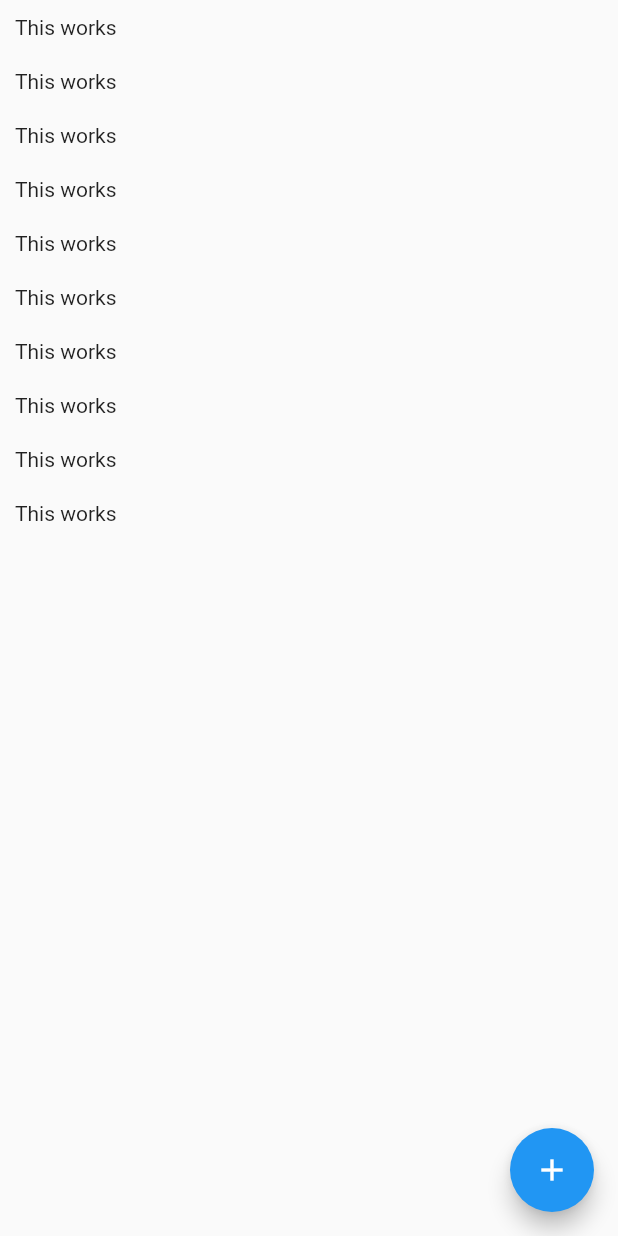
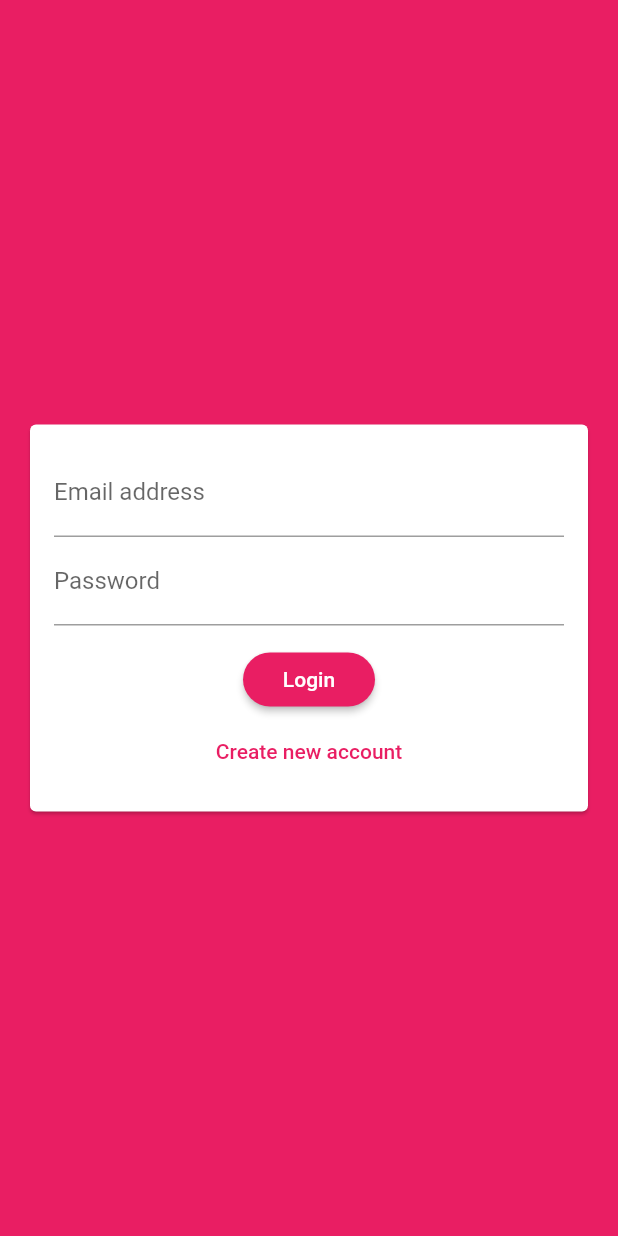
Before and after one commit to farvic/chat_app, a Flutter app: the screen it shows after launch, on a phone screen of 412 x 824 dp. Run offline on Flutter 3.47's test engine with Material 2 defaults, Android fonts, the phone set to English and light mode, and no system bars; our stand-ins replace cloud_firestore, firebase_auth, firebase_messaging, firebase_storage, image_picker; accounts and stored records are empty.

Commit message:
Registering and sending messages is now working.

```diff
--- a/lib/main.dart
+++ b/lib/main.dart
@@ -1,5 +1,7 @@
 import 'package:flutter/material.dart';
+import 'package:firebase_auth/firebase_auth.dart';
 
+import './screens/auth_screen.dart';
 import './screens/chat_screen.dart';
 
 void main() {
@@ -13,10 +15,28 @@ class MyApp extends StatelessWidget {
     return MaterialApp(
       title: 'Flutter Chat',
       theme: ThemeData(
-        primarySwatch: Colors.blue,
+        primarySwatch: Colors.pink,
+        backgroundColor: Colors.pink,
+        accentColor: Colors.deepPurple,
+        accentColorBrightness: Brightness.dark,
+        buttonTheme: ButtonTheme.of(context).copyWith(
+          buttonColor: Colors.pink,
+          textTheme: ButtonTextTheme.primary,
+          shape: RoundedRectangleBorder(
+            borderRadius: BorderRadius.circular(20),
+          )
+        ),
         visualDensity: VisualDensity.adaptivePlatformDensity,
       ),
-      home: ChatScreen(),
+      home: StreamBuilder(
+        stream: FirebaseAuth.instance.onAuthStateChanged,
+        builder: (ctx, userSnapshot) {
+          if (userSnapshot.hasData) {
+            return ChatScreen();
+          }
+          return AuthScreen();
+        },
+      ),
     );
   }
 }
--- a/lib/screens/auth_screen.dart
+++ b/lib/screens/auth_screen.dart
@@ -0,0 +1,97 @@
+import 'dart:io';
+
+import 'package:flutter/material.dart';
+import 'package:firebase_auth/firebase_auth.dart';
+import 'package:flutter/services.dart';
+import 'package:cloud_firestore/cloud_firestore.dart';
+import 'package:firebase_storage/firebase_storage.dart';
+
+import '../widgets/auth/auth_form.dart';
+
+class AuthScreen extends StatefulWidget {
+  @override
+  _AuthScreenState createState() => _AuthScreenState();
+}
+
+class _AuthScreenState extends State<AuthScreen> {
+  final _auth = FirebaseAuth.instance;
+  var _isLoading = false;
+
+  void _submitAuthForm(
+    String email,
+    String password,
+    String username,
+    File image,
+    bool isLogin,
+    BuildContext ctx,
+  ) async {
+    AuthResult authResult;
+
+    try {
+      setState(() {
+        _isLoading = true;
+      });
+      if (isLogin) {
+        authResult = await _auth.signInWithEmailAndPassword(
+          email: email,
+          password: password,
+        );
+      } else {
+        authResult = await _auth.createUserWithEmailAndPassword(
+          email: email,
+          password: password,
+        );
+
+        final ref = FirebaseStorage.instance
+            .ref()
+            .child('user_image')
+            .child(authResult.user.uid + '.jpg');
+
+        await ref.putFile(image).onComplete;
+
+        final url = await ref.getDownloadURL();
+
+        await Firestore.instance
+            .collection('users')
+            .document(authResult.user.uid)
+            .setData({
+          'username': username,
+          'email': email,
+          'image_url': url,
+        });
+      }
+    } on PlatformException catch (err) {
+      var message = 'An error occurred, pelase check your credentials!';
+
+      if (err.message != null) {
+        message = err.message;
+      }
+
+      Scaffold.of(ctx).showSnackBar(
+        SnackBar(
+          content: Text(message),
+          backgroundColor: Theme.of(ctx).errorColor,
+        ),
+      );
+      setState(() {
+        _isLoading = false;
+      });
+    } catch (err) {
+      print(err);
+      setState(() {
+        _isLoading = false;
+      });
+    }
+  }
+
+  @override
+  Widget build(BuildContext context) {
+    return Scaffold(
+      backgroundColor: Theme.of(context).primaryColor,
+      body: AuthForm(
+        _submitAuthForm,
+        _isLoading,
+      ),
+    );
+  }
+}
--- /dev/null
+++ b/lib/widgets/auth/auth_form.dart
@@ -0,0 +1,157 @@
+import 'dart:io';
+
+import 'package:flutter/material.dart';
+
+import '../pickers/user_image_picker.dart';
+
+class AuthForm extends StatefulWidget {
+  AuthForm(
+    this.submitFn,
+    this.isLoading,
+  );
+
+  final bool isLoading;
+  final void Function(
+    String email,
+    String password,
+    String userName,
+    File image,
+    bool isLogin,
+    BuildContext ctx,
+  ) submitFn;
+
+  @override
+  _AuthFormState createState() => _AuthFormState();
+}
+
+class _AuthFormState extends State<AuthForm> {
+  final _formKey = GlobalKey<FormState>();
+  var _isLogin = true;
+  var _userEmail = '';
+  var _userName = '';
+  var _userPassword = '';
+  File _userImageFile;
+
+  void _pickedImage(File image) {
+    _userImageFile = image;
+  }
+
+  void _trySubmit() {
+    final isValid = _formKey.currentState.validate();
+    FocusScope.of(context).unfocus();
+
+    if (_userImageFile == null && !_isLogin) {
+      Scaffold.of(context).showSnackBar(
+        SnackBar(
+          content: Text('Please pick an image.'),
+          backgroundColor: Theme.of(context).errorColor,
+        ),
+      );
+      return;
+    }
+
+    if (isValid) {
+      _formKey.currentState.save();
+      widget.submitFn(
+        _userEmail.trim(),
+        _userPassword.trim(),
+        _userName.trim(),
+        _userImageFile,
+        _isLogin,
+        context,
+      );
+    }
+  }
+
+  @override
+  Widget build(BuildContext context) {
+    return Center(
+      child: Card(
+        margin: EdgeInsets.all(20),
+        child: SingleChildScrollView(
+          child: Padding(
+            padding: EdgeInsets.all(16),
+            child: Form(
+              key: _formKey,
+              child: Column(
+                mainAxisSize: MainAxisSize.min,
+                children: <Widget>[
+                  if (!_isLogin) UserImagePicker(_pickedImage),
+                  TextFormField(
+                    key: ValueKey('email'),
+                    autocorrect: false,
+                    textCapitalization: TextCapitalization.none,
+                    enableSuggestions: false,
+                    validator: (value) {
+                      if (value.isEmpty || !value.contains('@')) {
+                        return 'Please enter a valid email address.';
+                      }
+                      return null;
+                    },
+                    keyboardType: TextInputType.emailAddress,
+                    decoration: InputDecoration(
+                      labelText: 'Email address',
+                    ),
+                    onSaved: (value) {
+                      _userEmail = value;
+                    },
+                  ),
+                  if (!_isLogin)
+                    TextFormField(
+                      key: ValueKey('username'),
+                      autocorrect: true,
+                      textCapitalization: TextCapitalization.words,
+                      enableSuggestions: false,
+                      validator: (value) {
+                        if (value.isEmpty || value.length < 4) {
+                          return 'Please enter at least 4 characters';
+                        }
+                        return null;
+                      },
+                      decoration: InputDecoration(labelText: 'Username'),
+                      onSaved: (value) {
+                        _userName = value;
+                      },
+                    ),
+                  TextFormField(
+                    key: ValueKey('password'),
+                    validator: (value) {
+                      if (value.isEmpty || value.length < 7) {
+                        return 'Password must be at least 7 characters long.';
+                      }
+                      return null;
+                    },
+                    decoration: InputDecoration(labelText: 'Password'),
+                    obscureText: true,
+                    onSaved: (value) {
+                      _userPassword = value;
+                    },
+                  ),
+                  SizedBox(height: 12),
+                  if (widget.isLoading) CircularProgressIndicator(),
+                  if (!widget.isLoading)
+                    RaisedButton(
+                      child: Text(_isLogin ? 'Login' : 'Signup'),
+                      onPressed: _trySubmit,
+                    ),
+                  if (!widget.isLoading)
+                    FlatButton(
+                      textColor: Theme.of(context).primaryColor,
+                      child: Text(_isLogin
+                          ? 'Create new account'
+                          : 'I already have an account'),
+                      onPressed: () {
+                        setState(() {
+                          _isLogin = !_isLogin;
+                        });
+                      },
+                    )
+                ],
+              ),
+            ),
+          ),
+        ),
+      ),
+    );
+  }
+}
--- a/pubspec.yaml
+++ b/pubspec.yaml
@@ -24,6 +24,10 @@ dependencies:
   flutter:
     sdk: flutter
   cloud_firestore: ^0.13.6
+  firebase_auth: ^0.16.1
+  image_picker: ^0.6.7+1
+  firebase_storage: ^3.1.6
+  firebase_messaging: ^6.0.16
 
 
   # The following adds the Cupertino Icons font to your application.
```
Also changed, not shown: lib/chat/message_bubble.dart (added, +86 -0 lines), lib/chat/messages.dart (added, +48 -0 lines), lib/chat/new_message.dart (added, +60 -0 lines), lib/screens/chat_screen.dart (+68 -22 lines), lib/widgets/pickers/user_image_picker.dart (added, +57 -0 lines), pubspec.lock, 1 other file.
